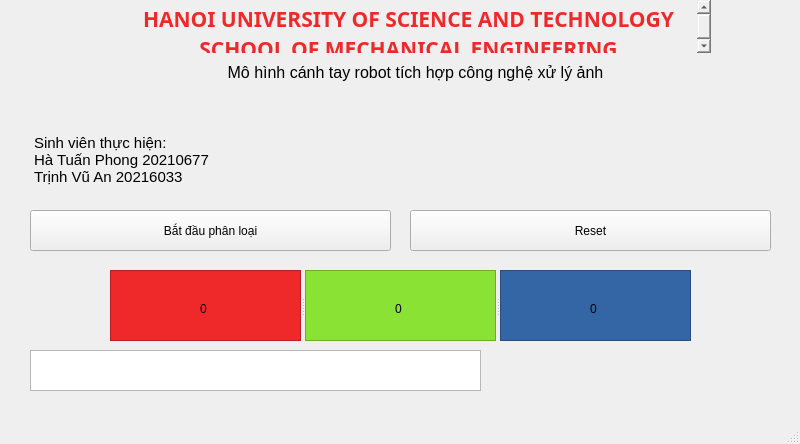
Before: the Qt Designer form gui.ui in antrinhh/doan, drawn with Qt 5.
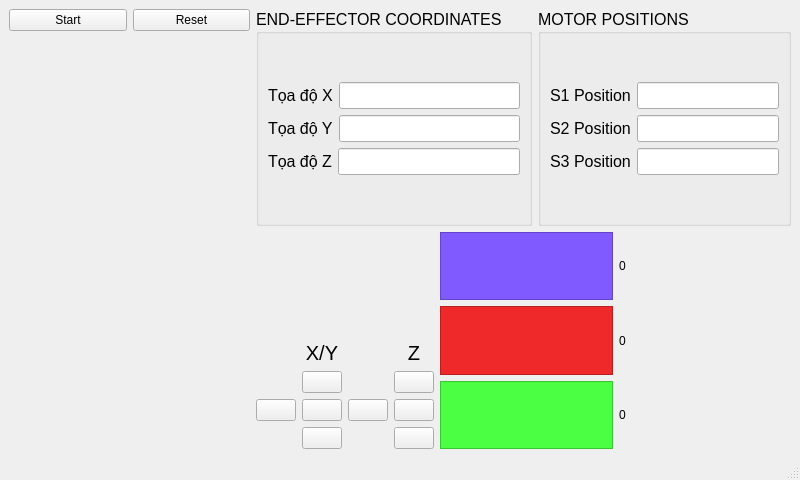
After: the same form once the commit is applied.

```diff
--- a/gui.ui
+++ b/gui.ui
@@ -7,208 +7,504 @@
     <x>0</x>
     <y>0</y>
     <width>800</width>
-    <height>444</height>
+    <height>480</height>
    </rect>
   </property>
+  <property name="sizePolicy">
+   <sizepolicy hsizetype="Preferred" vsizetype="Fixed">
+    <horstretch>0</horstretch>
+    <verstretch>0</verstretch>
+   </sizepolicy>
+  </property>
+  <property name="minimumSize">
+   <size>
+    <width>800</width>
+    <height>0</height>
+   </size>
+  </property>
+  <property name="maximumSize">
+   <size>
+    <width>800</width>
+    <height>480</height>
+   </size>
+  </property>
   <property name="windowTitle">
    <string>MainWindow</string>
   </property>
   <widget class="QWidget" name="centralwidget">
-   <widget class="QTextBrowser" name="textBrowser_2">
-    <property name="geometry">
-     <rect>
-      <x>30</x>
-      <y>130</y>
-      <width>361</width>
-      <height>71</height>
-     </rect>
-    </property>
-    <property name="styleSheet">
-     <string notr="true">background: transparent;
-border: none;
-color: black;  </string>
-    </property>
-    <property name="html">
-     <string>&lt;!DOCTYPE HTML PUBLIC &quot;-//W3C//DTD HTML 4.0//EN&quot; &quot;http://www.w3.org/TR/REC-html40/strict.dtd&quot;&gt;
-&lt;html&gt;&lt;head&gt;&lt;meta name=&quot;qrichtext&quot; content=&quot;1&quot; /&gt;&lt;style type=&quot;text/css&quot;&gt;
-p, li { white-space: pre-wrap; }
-&lt;/style&gt;&lt;/head&gt;&lt;body style=&quot; font-family:'Ubuntu'; font-size:11pt; font-weight:400; font-style:normal;&quot;&gt;
-&lt;p style=&quot; margin-top:0px; margin-bottom:0px; margin-left:0px; margin-right:0px; -qt-block-indent:0; text-indent:0px;&quot;&gt;Sinh viên thực hiện:&lt;br /&gt;Hà Tuấn Phong 20210677&lt;br /&gt;Trịnh Vũ An 20216033&lt;/p&gt;&lt;/body&gt;&lt;/html&gt;</string>
-    </property>
-   </widget>
-   <widget class="QPushButton" name="pushButton">
-    <property name="geometry">
-     <rect>
-      <x>30</x>
-      <y>210</y>
-      <width>361</width>
-      <height>41</height>
-     </rect>
-    </property>
-    <property name="text">
-     <string>Bắt đầu phân loại</string>
-    </property>
-   </widget>
-   <widget class="QPushButton" name="pushButton_2">
-    <property name="geometry">
-     <rect>
-      <x>410</x>
-      <y>210</y>
-      <width>361</width>
-      <height>41</height>
-     </rect>
-    </property>
-    <property name="text">
-     <string>Reset</string>
-    </property>
-   </widget>
-   <widget class="QSplitter" name="splitter">
-    <property name="geometry">
-     <rect>
-      <x>110</x>
-      <y>270</y>
-      <width>581</width>
-      <height>71</height>
-     </rect>
-    </property>
-    <property name="orientation">
-     <enum>Qt::Horizontal</enum>
-    </property>
-    <widget class="QFrame" name="drop_red">
-     <property name="styleSheet">
-      <string notr="true">background-color: rgb(239, 41, 41);</string>
-     </property>
-     <property name="frameShape">
-      <enum>QFrame::StyledPanel</enum>
-     </property>
-     <property name="frameShadow">
-      <enum>QFrame::Raised</enum>
-     </property>
-     <widget class="QLabel" name="label">
-      <property name="geometry">
-       <rect>
-        <x>90</x>
-        <y>30</y>
-        <width>16</width>
-        <height>17</height>
-       </rect>
-      </property>
-      <property name="text">
-       <string>0</string>
-      </property>
-     </widget>
-    </widget>
-    <widget class="QFrame" name="drop_green">
-     <property name="styleSheet">
-      <string notr="true">background-color: rgb(138, 226, 52);</string>
-     </property>
-     <property name="frameShape">
-      <enum>QFrame::StyledPanel</enum>
-     </property>
-     <property name="frameShadow">
-      <enum>QFrame::Raised</enum>
-     </property>
-     <widget class="QLabel" name="label_2">
-      <property name="geometry">
-       <rect>
-        <x>90</x>
-        <y>30</y>
-        <width>16</width>
-        <height>17</height>
-       </rect>
-      </property>
-      <property name="text">
-       <string>0</string>
-      </property>
-     </widget>
-    </widget>
-    <widget class="QFrame" name="drop_blue">
-     <property name="styleSheet">
-      <string notr="true">background-color: rgb(52, 101, 164);</string>
-     </property>
-     <property name="frameShape">
-      <enum>QFrame::StyledPanel</enum>
-     </property>
-     <property name="frameShadow">
-      <enum>QFrame::Raised</enum>
-     </property>
-     <widget class="QLabel" name="label_3">
-      <property name="geometry">
-       <rect>
-        <x>90</x>
-        <y>30</y>
-        <width>16</width>
-        <height>17</height>
-       </rect>
-      </property>
-      <property name="text">
-       <string>0</string>
-      </property>
-     </widget>
-    </widget>
-   </widget>
-   <widget class="QWidget" name="layoutWidget">
-    <property name="geometry">
-     <rect>
-      <x>120</x>
-      <y>0</y>
-      <width>591</width>
-      <height>111</height>
-     </rect>
-    </property>
-    <layout class="QVBoxLayout" name="verticalLayout">
-     <item>
-      <widget class="QTextBrowser" name="textBrowser">
-       <property name="font">
-        <font>
-         <family>Ubuntu Mono</family>
-         <weight>75</weight>
-         <bold>true</bold>
-        </font>
-       </property>
-       <property name="styleSheet">
-        <string notr="true">background: transparent;
-border: none;
-color: black;  </string>
-       </property>
-       <property name="html">
-        <string>&lt;!DOCTYPE HTML PUBLIC &quot;-//W3C//DTD HTML 4.0//EN&quot; &quot;http://www.w3.org/TR/REC-html40/strict.dtd&quot;&gt;
-&lt;html&gt;&lt;head&gt;&lt;meta name=&quot;qrichtext&quot; content=&quot;1&quot; /&gt;&lt;style type=&quot;text/css&quot;&gt;
-p, li { white-space: pre-wrap; }
-&lt;/style&gt;&lt;/head&gt;&lt;body style=&quot; font-family:'Ubuntu Mono'; font-size:11pt; font-weight:600; font-style:normal;&quot;&gt;
-&lt;p align=&quot;center&quot; style=&quot; margin-top:0px; margin-bottom:0px; margin-left:0px; margin-right:0px; -qt-block-indent:0; text-indent:0px;&quot;&gt;&lt;span style=&quot; font-size:16pt; color:#ef2929;&quot;&gt;HANOI UNIVERSITY OF SCIENCE AND TECHNOLOGY&lt;/span&gt;&lt;/p&gt;
-&lt;p align=&quot;center&quot; style=&quot; margin-top:0px; margin-bottom:0px; margin-left:0px; margin-right:0px; -qt-block-indent:0; text-indent:0px;&quot;&gt;&lt;span style=&quot; font-size:16pt; color:#ef2929;&quot;&gt;SCHOOL OF MECHANICAL ENGINEERING&lt;/span&gt;&lt;/p&gt;&lt;/body&gt;&lt;/html&gt;</string>
-       </property>
-      </widget>
-     </item>
-     <item>
-      <widget class="QTextBrowser" name="textBrowser_3">
-       <property name="styleSheet">
-        <string notr="true">background: transparent;
-border: none;
-color: black;</string>
-       </property>
-       <property name="html">
-        <string>&lt;!DOCTYPE HTML PUBLIC &quot;-//W3C//DTD HTML 4.0//EN&quot; &quot;http://www.w3.org/TR/REC-html40/strict.dtd&quot;&gt;
-&lt;html&gt;&lt;head&gt;&lt;meta name=&quot;qrichtext&quot; content=&quot;1&quot; /&gt;&lt;style type=&quot;text/css&quot;&gt;
-p, li { white-space: pre-wrap; }
-&lt;/style&gt;&lt;/head&gt;&lt;body style=&quot; font-family:'Ubuntu'; font-size:11pt; font-weight:400; font-style:normal;&quot;&gt;
-&lt;p align=&quot;center&quot; style=&quot; margin-top:0px; margin-bottom:0px; margin-left:0px; margin-right:0px; -qt-block-indent:0; text-indent:0px;&quot;&gt;&lt;span style=&quot; font-size:12pt;&quot;&gt;Mô hình cánh tay robot tích hợp công nghệ xử lý ảnh&lt;/span&gt;&lt;/p&gt;&lt;/body&gt;&lt;/html&gt;</string>
-       </property>
-      </widget>
-     </item>
-    </layout>
-   </widget>
-   <widget class="QTextEdit" name="textEdit">
-    <property name="geometry">
-     <rect>
-      <x>30</x>
-      <y>350</y>
-      <width>451</width>
-      <height>41</height>
-     </rect>
-    </property>
-   </widget>
+   <layout class="QHBoxLayout" name="horizontalLayout_5">
+    <item>
+     <layout class="QVBoxLayout" name="verticalLayout_2">
+      <item>
+       <layout class="QHBoxLayout" name="horizontalLayout_6">
+        <item>
+         <widget class="QPushButton" name="pushButton">
+          <property name="text">
+           <string>Start</string>
+          </property>
+         </widget>
+        </item>
+        <item>
+         <widget class="QPushButton" name="pushButton_2">
+          <property name="text">
+           <string>Reset</string>
+          </property>
+         </widget>
+        </item>
+       </layout>
+      </item>
+      <item>
+       <spacer name="verticalSpacer">
+        <property name="orientation">
+         <enum>Qt::Orientation::Vertical</enum>
+        </property>
+        <property name="sizeHint" stdset="0">
+         <size>
+          <width>20</width>
+          <height>40</height>
+         </size>
+        </property>
+       </spacer>
+      </item>
+      <item>
+       <spacer name="horizontalSpacer">
+        <property name="orientation">
+         <enum>Qt::Orientation::Horizontal</enum>
+        </property>
+        <property name="sizeHint" stdset="0">
+         <size>
+          <width>80</width>
+          <height>20</height>
+         </size>
+        </property>
+       </spacer>
+      </item>
+     </layout>
+    </item>
+    <item>
+     <layout class="QVBoxLayout" name="verticalLayout_3">
+      <item>
+       <layout class="QHBoxLayout" name="horizontalLayout_4">
+        <item>
+         <widget class="QGroupBox" name="PrintGroup_3">
+          <property name="font">
+           <font>
+            <pointsize>12</pointsize>
+           </font>
+          </property>
+          <property name="title">
+           <string>END-EFFECTOR COORDINATES</string>
+          </property>
+          <layout class="QVBoxLayout" name="verticalLayout_7">
+           <item>
+            <layout class="QVBoxLayout" name="verticalLayout_5">
+             <item>
+              <layout class="QHBoxLayout" name="horizontalLayout_13">
+               <item>
+                <widget class="QLabel" name="label">
+                 <property name="text">
+                  <string>Tọa độ X</string>
+                 </property>
+                </widget>
+               </item>
+               <item>
+                <widget class="QLineEdit" name="x_line"/>
+               </item>
+              </layout>
+             </item>
+             <item>
+              <layout class="QHBoxLayout" name="horizontalLayout_14">
+               <item>
+                <widget class="QLabel" name="label_2">
+                 <property name="text">
+                  <string>Tọa độ Y</string>
+                 </property>
+                </widget>
+               </item>
+               <item>
+                <widget class="QLineEdit" name="y_line">
+                 <property name="enabled">
+                  <bool>true</bool>
+                 </property>
+                 <property name="sizePolicy">
+                  <sizepolicy hsizetype="Expanding" vsizetype="Fixed">
+                   <horstretch>0</horstretch>
+                   <verstretch>0</verstretch>
+                  </sizepolicy>
+                 </property>
+                </widget>
+               </item>
+              </layout>
+             </item>
+             <item>
+              <layout class="QHBoxLayout" name="horizontalLayout_15">
+               <item>
+                <widget class="QLabel" name="label_3">
+                 <property name="text">
+                  <string>Tọa độ Z</string>
+                 </property>
+                </widget>
+               </item>
+               <item>
+                <widget class="QLineEdit" name="z_line">
+                 <property name="enabled">
+                  <bool>true</bool>
+                 </property>
+                 <property name="sizePolicy">
+                  <sizepolicy hsizetype="Expanding" vsizetype="Fixed">
+                   <horstretch>0</horstretch>
+                   <verstretch>0</verstretch>
+                  </sizepolicy>
+                 </property>
+                </widget>
+               </item>
+              </layout>
+             </item>
+            </layout>
+           </item>
+          </layout>
+         </widget>
+        </item>
+        <item>
+         <widget class="QGroupBox" name="PrintGroup_2">
+          <property name="font">
+           <font>
+            <pointsize>12</pointsize>
+           </font>
+          </property>
+          <property name="title">
+           <string>MOTOR POSITIONS</string>
+          </property>
+          <layout class="QVBoxLayout" name="verticalLayout_6">
+           <item>
+            <layout class="QVBoxLayout" name="verticalLayout_4">
+             <item>
+              <layout class="QHBoxLayout" name="horizontalLayout_17">
+               <item>
+                <widget class="QLabel" name="label_4">
+                 <property name="text">
+                  <string>S1 Position</string>
+                 </property>
+                </widget>
+               </item>
+               <item>
+                <widget class="QLineEdit" name="s1_pos_line"/>
+               </item>
+              </layout>
+             </item>
+             <item>
+              <layout class="QHBoxLayout" name="horizontalLayout_16">
+               <item>
+                <widget class="QLabel" name="label_5">
+                 <property name="text">
+                  <string>S2 Position</string>
+                 </property>
+                </widget>
+               </item>
+               <item>
+                <widget class="QLineEdit" name="s2_pos_line">
+                 <property name="enabled">
+                  <bool>true</bool>
+                 </property>
+                 <property name="sizePolicy">
+                  <sizepolicy hsizetype="Expanding" vsizetype="Fixed">
+                   <horstretch>0</horstretch>
+                   <verstretch>0</verstretch>
+                  </sizepolicy>
+                 </property>
+                </widget>
+               </item>
+              </layout>
+             </item>
+             <item>
+              <layout class="QHBoxLayout" name="horizontalLayout_18">
+               <item>
+                <widget class="QLabel" name="label_6">
+                 <property name="text">
+                  <string>S3 Position</string>
+                 </property>
+                </widget>
+               </item>
+               <item>
+                <widget class="QLineEdit" name="s3_pos_line">
+                 <property name="enabled">
+                  <bool>true</bool>
+                 </property>
+                 <property name="sizePolicy">
+                  <sizepolicy hsizetype="Expanding" vsizetype="Fixed">
+                   <horstretch>0</horstretch>
+                   <verstretch>0</verstretch>
+                  </sizepolicy>
+                 </property>
+                </widget>
+               </item>
+              </layout>
+             </item>
+            </layout>
+           </item>
+          </layout>
+         </widget>
+        </item>
+       </layout>
+      </item>
+      <item>
+       <layout class="QHBoxLayout" name="horizontalLayout_12">
+        <item>
+         <layout class="QHBoxLayout" name="horizontalLayout_11">
+          <item>
+           <layout class="QGridLayout" name="xyLayout_2">
+            <item row="6" column="1">
+             <widget class="QPushButton" name="downxyButton_2">
+              <property name="sizePolicy">
+               <sizepolicy hsizetype="Fixed" vsizetype="Fixed">
+                <horstretch>0</horstretch>
+                <verstretch>0</verstretch>
+               </sizepolicy>
+              </property>
+              <property name="styleSheet">
+               <string notr="true"/>
+              </property>
+              <property name="text">
+               <string/>
+              </property>
+             </widget>
+            </item>
+            <item row="5" column="2">
+             <widget class="QPushButton" name="rightButton_2">
+              <property name="sizePolicy">
+               <sizepolicy hsizetype="Fixed" vsizetype="Fixed">
+                <horstretch>0</horstretch>
+                <verstretch>0</verstretch>
+               </sizepolicy>
+              </property>
+              <property name="font">
+               <font>
+                <pointsize>9</pointsize>
+               </font>
+              </property>
+              <property name="styleSheet">
+               <string notr="true"/>
+              </property>
+              <property name="text">
+               <string/>
+              </property>
+             </widget>
+            </item>
+            <item row="5" column="0">
+             <widget class="QPushButton" name="leftButton_2">
+              <property name="sizePolicy">
+               <sizepolicy hsizetype="Fixed" vsizetype="Fixed">
+                <horstretch>0</horstretch>
+                <verstretch>0</verstretch>
+               </sizepolicy>
+              </property>
+              <property name="styleSheet">
+               <string notr="true"/>
+              </property>
+              <property name="text">
+               <string/>
+              </property>
+             </widget>
+            </item>
+            <item row="2" column="1">
+             <widget class="QLabel" name="label_7">
+              <property name="font">
+               <font>
+                <pointsize>15</pointsize>
+               </font>
+              </property>
+              <property name="text">
+               <string>X/Y</string>
+              </property>
+              <property name="alignment">
+               <set>Qt::AlignmentFlag::AlignBottom|Qt::AlignmentFlag::AlignHCenter</set>
+              </property>
+             </widget>
+            </item>
+            <item row="5" column="1">
+             <widget class="QPushButton" name="homexyButton_2">
+              <property name="sizePolicy">
+               <sizepolicy hsizetype="Fixed" vsizetype="Fixed">
+                <horstretch>0</horstretch>
+                <verstretch>0</verstretch>
+               </sizepolicy>
+              </property>
+              <property name="styleSheet">
+               <string notr="true"/>
+              </property>
+              <property name="text">
+               <string/>
+              </property>
+             </widget>
+            </item>
+            <item row="3" column="1">
+             <widget class="QPushButton" name="upxyButton_2">
+              <property name="sizePolicy">
+               <sizepolicy hsizetype="Fixed" vsizetype="Fixed">
+                <horstretch>0</horstretch>
+                <verstretch>0</verstretch>
+               </sizepolicy>
+              </property>
+              <property name="styleSheet">
+               <string notr="true"/>
+              </property>
+              <property name="text">
+               <string/>
+              </property>
+             </widget>
+            </item>
+           </layout>
+          </item>
+          <item>
+           <layout class="QGridLayout" name="zLayout_2">
+            <item row="2" column="0">
+             <widget class="QLabel" name="label_8">
+              <property name="font">
+               <font>
+                <pointsize>15</pointsize>
+               </font>
+              </property>
+              <property name="text">
+               <string>Z</string>
+              </property>
+              <property name="alignment">
+               <set>Qt::AlignmentFlag::AlignBottom|Qt::AlignmentFlag::AlignHCenter</set>
+              </property>
+             </widget>
+            </item>
+            <item row="5" column="0">
+             <widget class="QPushButton" name="downzbutton_2">
+              <property name="sizePolicy">
+               <sizepolicy hsizetype="Fixed" vsizetype="Fixed">
+                <horstretch>0</horstretch>
+                <verstretch>0</verstretch>
+               </sizepolicy>
+              </property>
+              <property name="styleSheet">
+               <string notr="true"/>
+              </property>
+              <property name="text">
+               <string/>
+              </property>
+             </widget>
+            </item>
+            <item row="3" column="0">
+             <widget class="QPushButton" name="upzButton_2">
+              <property name="sizePolicy">
+               <sizepolicy hsizetype="Fixed" vsizetype="Fixed">
+                <horstretch>0</horstretch>
+                <verstretch>0</verstretch>
+               </sizepolicy>
+              </property>
+              <property name="styleSheet">
+               <string notr="true"/>
+              </property>
+              <property name="text">
+               <string/>
+              </property>
+             </widget>
+            </item>
+            <item row="4" column="0">
+             <widget class="QPushButton" name="homezButton_2">
+              <property name="sizePolicy">
+               <sizepolicy hsizetype="Fixed" vsizetype="Fixed">
+                <horstretch>0</horstretch>
+                <verstretch>0</verstretch>
+               </sizepolicy>
+              </property>
+              <property name="styleSheet">
+               <string notr="true"/>
+              </property>
+              <property name="text">
+               <string/>
+              </property>
+             </widget>
+            </item>
+           </layout>
+          </item>
+         </layout>
+        </item>
+        <item>
+         <layout class="QVBoxLayout" name="verticalLayout">
+          <item>
+           <layout class="QHBoxLayout" name="horizontalLayout_3">
+            <item>
+             <widget class="QFrame" name="blue_frame">
+              <property name="styleSheet">
+               <string notr="true">background-color:rgb(128, 90, 255);</string>
+              </property>
+              <property name="frameShape">
+               <enum>QFrame::Shape::StyledPanel</enum>
+              </property>
+              <property name="frameShadow">
+               <enum>QFrame::Shadow::Raised</enum>
+              </property>
+             </widget>
+            </item>
+            <item>
+             <widget class="QLabel" name="blue_label">
+              <property name="text">
+               <string>0</string>
+              </property>
+             </widget>
+            </item>
+           </layout>
+          </item>
+          <item>
+           <layout class="QHBoxLayout" name="horizontalLayout">
+            <item>
+             <widget class="QFrame" name="red_frame">
+              <property name="styleSheet">
+               <string notr="true">background-color: rgb(239, 41, 41);</string>
+              </property>
+              <property name="frameShape">
+               <enum>QFrame::Shape::StyledPanel</enum>
+              </property>
+              <property name="frameShadow">
+               <enum>QFrame::Shadow::Raised</enum>
+              </property>
+             </widget>
+            </item>
+            <item>
+             <widget class="QLabel" name="red_label">
+              <property name="text">
+               <string>0</string>
+              </property>
+             </widget>
+            </item>
+           </layout>
+          </item>
+          <item>
+           <layout class="QHBoxLayout" name="horizontalLayout_2">
+            <item>
+             <widget class="QFrame" name="green_frame">
+              <property name="styleSheet">
+               <string notr="true">background-color: rgb(75, 255, 66);</string>
+              </property>
+              <property name="frameShape">
+               <enum>QFrame::Shape::StyledPanel</enum>
+              </property>
+              <property name="frameShadow">
+               <enum>QFrame::Shadow::Raised</enum>
+              </property>
+             </widget>
+            </item>
+            <item>
+             <widget class="QLabel" name="green_label">
+              <property name="text">
+               <string>0</string>
+              </property>
+             </widget>
+            </item>
+           </layout>
+          </item>
+         </layout>
+        </item>
+       </layout>
+      </item>
+     </layout>
+    </item>
+   </layout>
   </widget>
   <widget class="QMenuBar" name="menubar">
    <property name="geometry">
```
Left out of the diff: 2 changed lines with no effect on the pictures.
